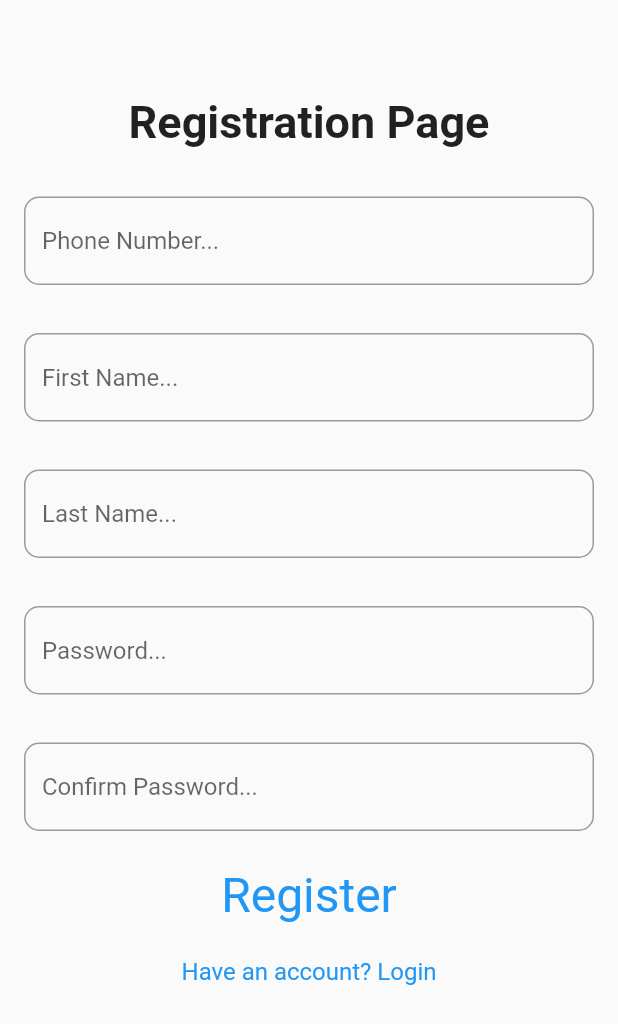
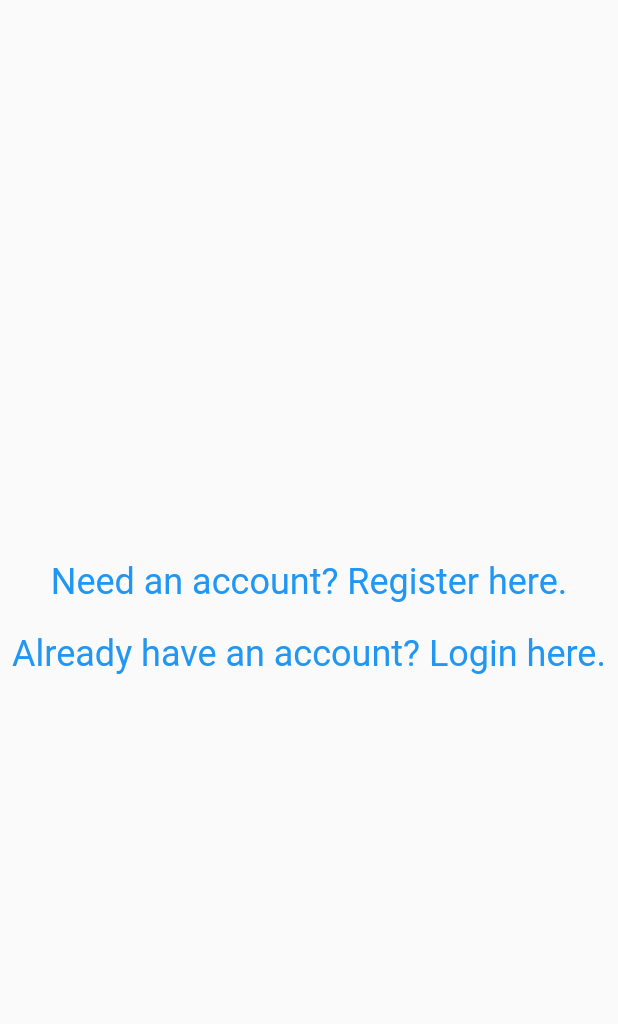
Before and after one commit to anshumankomawar/ProfileDrop, a Flutter app: the screen it shows after launch, on a phone screen of 412 x 824 dp. Shown: the top 1024 px of the screen. Run offline on Flutter 3.47's test engine with Material 2 defaults, Android fonts, the phone set to English and light mode, and no system bars; our stand-ins replace flutter_map, latlong2, sliding_up_panel; missing offline and left inert: mongo_dart, user_location.

Commit message:
added splash panel and updated routing

```diff
--- /dev/null
+++ b/frontend/lib/SplashPanel.dart
@@ -0,0 +1,41 @@
+import 'package:flutter/cupertino.dart';
+import 'package:flutter/material.dart';
+
+class SplashPanel extends StatefulWidget {
+  const SplashPanel({Key? key}) : super(key: key);
+
+  @override
+  State<SplashPanel> createState() => _SplashPanelState();
+}
+
+class _SplashPanelState extends State<SplashPanel> {
+  @override
+  Widget build(BuildContext context) {
+    return Material(
+      child: Center(
+        child: Column(
+          mainAxisAlignment: MainAxisAlignment.center,
+          crossAxisAlignment: CrossAxisAlignment.center,
+          children: [
+          TextButton(
+            style: TextButton.styleFrom(
+              textStyle: const TextStyle(fontSize: 24),
+            ),
+            onPressed: () {
+              Navigator.pushNamed(context, '/registration');
+            },
+            child: const Text('Need an account? Register here.'),
+          ),
+          TextButton(
+            style: TextButton.styleFrom(
+              textStyle: const TextStyle(fontSize: 24),
+            ),
+            onPressed: () {
+              Navigator.pushNamed(context, '/login');
+            },
+            child: const Text('Already have an account? Login here.'),
+          ),
+        ])),
+    );
+  }
+}
--- a/frontend/lib/main.dart
+++ b/frontend/lib/main.dart
@@ -4,10 +4,10 @@ import 'package:frontend/MapboxView.dart';
 import 'package:frontend/UserAuth/LoginPage.dart';
 import 'package:frontend/UserAuth/RegistrationPage.dart';
 
-
 import 'BottomPanel.dart';
 import 'Profile.dart';
 import 'models/User.dart';
+import 'SplashPanel.dart';
 
 void main() {
   runApp(const MyApp());
@@ -21,14 +21,15 @@ class MyApp extends StatelessWidget {
   Widget build(BuildContext context) {
     return MaterialApp(
       title: 'Flutter Demo',
-      initialRoute: '/registration',
+      initialRoute: '/splash',
       routes: {
         // When navigating to the "/" route, build the FirstScreen widget.
-      '/': (context) => const  MyHomePage (),
+        '/': (context) => const MyHomePage(),
         // When navigating to the "/second" route, build the SecondScreen widget.
         '/profile': (context) => const Profile(),
         '/registration': (context) => const RegistrationPage(),
         '/login': (context) => const LoginPage(),
+        '/splash': (context) => const SplashPanel(),
       },
       theme: ThemeData(
         primarySwatch: Colors.blue,
@@ -54,7 +55,6 @@ class _MyHomePageState extends State<MyHomePage> {
             // Show loading indicator
             return Container();
           } else {
-
             if (snapshot.hasError) {
               // Return error
               print("main");
@@ -64,8 +64,7 @@ class _MyHomePageState extends State<MyHomePage> {
               print(snapshot.data);
               return Scaffold(
                 body: Center(
-                    child:
-                        Stack(children: [MapboxView(), BottomPanel()])),
+                    child: Stack(children: [MapboxView(), BottomPanel()])),
               );
             }
           }
```
Lines whose indentation alone changed are shown as unchanged.
